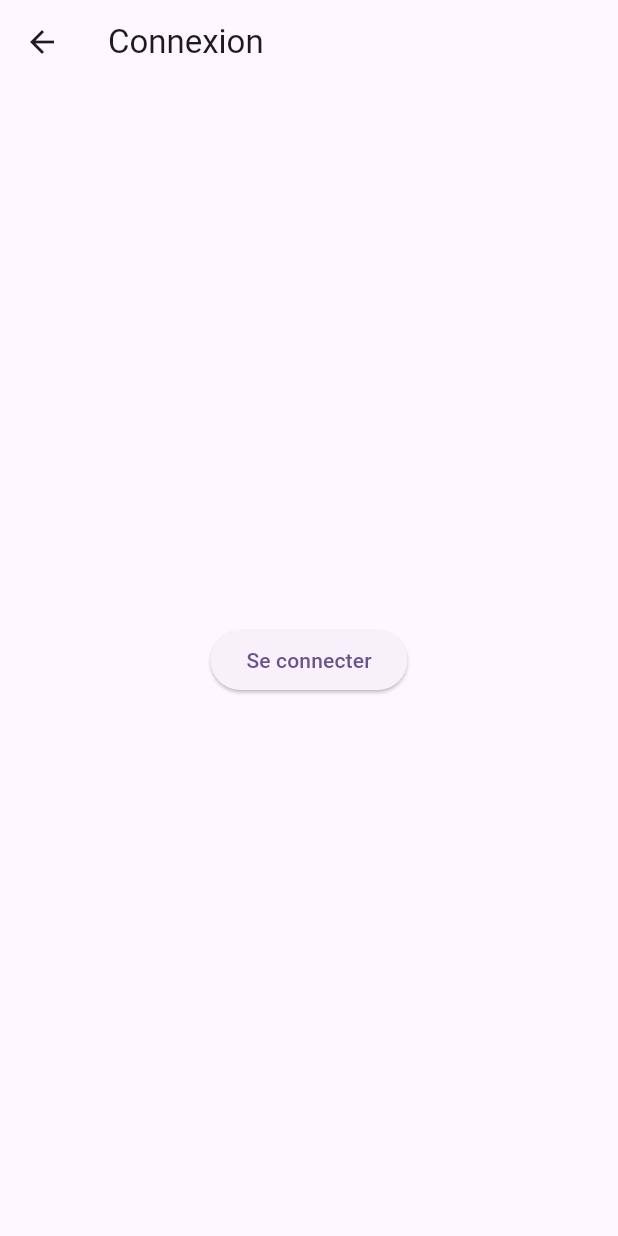
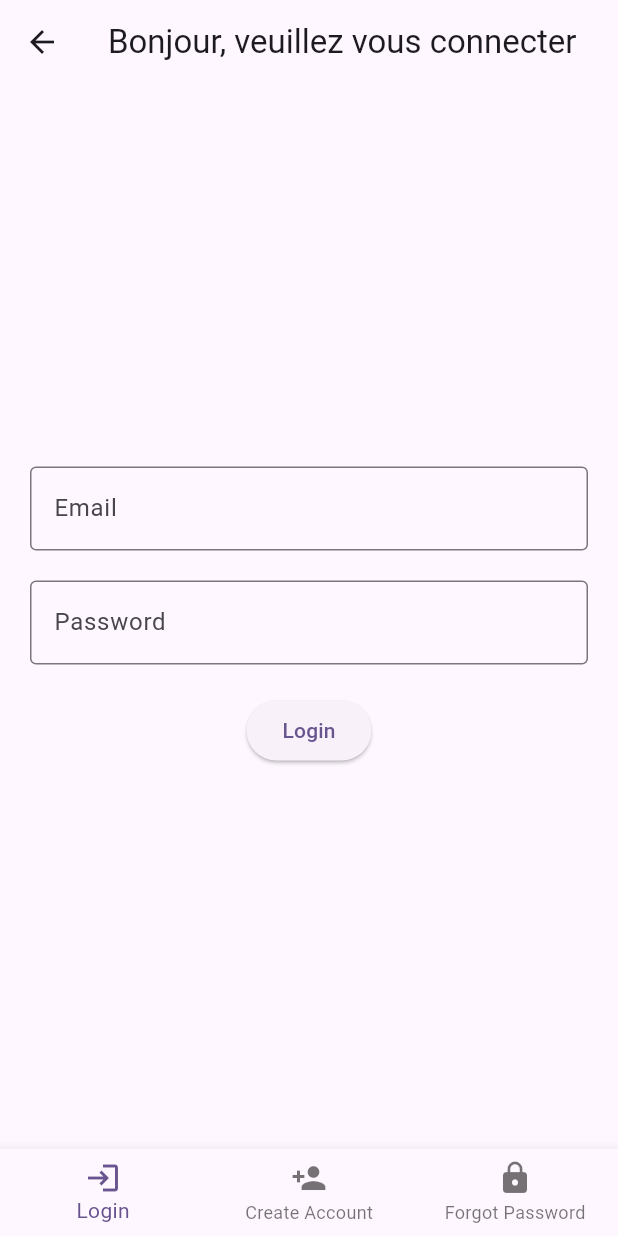
Before and after one commit to Pellegrin69/bsn_clothes, a Flutter app: the screen it shows after launch, on a phone screen of 412 x 824 dp. Run offline on Flutter 3.47's test engine with Material 3 defaults, Android fonts, the phone set to English and light mode, and no system bars; our stand-ins replace firebase_core; accounts and stored records are empty.

Commit message:
Creation de formulaire de connection

```diff
--- a/lib/screens/login.dart
+++ b/lib/screens/login.dart
@@ -1,20 +1,223 @@
 import 'package:flutter/material.dart';
 
-class LoginPage extends StatelessWidget {
+void main() {
+  runApp(MyApp());
+}
+
+class MyApp extends StatelessWidget {
+  @override
+  Widget build(BuildContext context) {
+    return MaterialApp(
+      title: 'Clothing Store',
+      theme: ThemeData(
+        primarySwatch: Colors.blue,
+        visualDensity: VisualDensity.adaptivePlatformDensity,
+      ),
+      home: LoginPage(),
+    );
+  }
+}
+
+class LoginPage extends StatefulWidget {
+  @override
+  _LoginPageState createState() => _LoginPageState();
+}
+
+class _LoginPageState extends State<LoginPage> {
+  int _selectedIndex = 0;
+
+  static List<Widget> _widgetOptions = <Widget>[
+    LoginPageContent(title: 'Bonjour, veuillez vous connecter'),
+    CreateAccountPage(title: 'Créer votre compte'),
+    ForgotPasswordPage(title: 'Mot de passe oublié'),
+  ];
+
+  void _onItemTapped(int index) {
+    setState(() {
+      _selectedIndex = index;
+    });
+  }
+
+  @override
+  Widget build(BuildContext context) {
+    return Scaffold(
+      body: _widgetOptions.elementAt(_selectedIndex),
+      bottomNavigationBar: BottomNavigationBar(
+        items: const <BottomNavigationBarItem>[
+          BottomNavigationBarItem(
+            icon: Icon(Icons.login),
+            label: 'Login',
+          ),
+          BottomNavigationBarItem(
+            icon: Icon(Icons.person_add),
+            label: 'Create Account',
+          ),
+          BottomNavigationBarItem(
+            icon: Icon(Icons.lock),
+            label: 'Forgot Password',
+          ),
+        ],
+        currentIndex: _selectedIndex,
+        onTap: _onItemTapped,
+      ),
+    );
+  }
+}
+
+class LoginPageContent extends StatelessWidget {
+  final String title;
+
+  LoginPageContent({required this.title});
+
+  TextEditingController _emailController = TextEditingController();
+  TextEditingController _passwordController = TextEditingController();
+
   @override
   Widget build(BuildContext context) {
     return Scaffold(
       appBar: AppBar(
-        title: Text('Connexion'),
+        title: Text(title),
       ),
-      body: Center(
-        child: ElevatedButton(
-          onPressed: () {
-            Navigator.pushNamed(context, '/home');
-          },
-          child: Text('Se connecter'),
+      body: Padding(
+        padding: EdgeInsets.all(20.0),
+        child: Column(
+          mainAxisAlignment: MainAxisAlignment.center,
+          children: [
+            TextField(
+              controller: _emailController,
+              decoration: InputDecoration(
+                labelText: 'Email',
+                border: OutlineInputBorder(),
+              ),
+            ),
+            SizedBox(height: 20.0),
+            TextField(
+              controller: _passwordController,
+              obscureText: true,
+              decoration: InputDecoration(
+                labelText: 'Password',
+                border: OutlineInputBorder(),
+              ),
+            ),
+            SizedBox(height: 20.0),
+            ElevatedButton(
+              onPressed: () {
+                // Add your login logic here
+                // Redirect to "/home" page
+                Navigator.pushReplacementNamed(context, '/home');
+              },
+              child: Text('Login'),
+            ),
+          ],
         ),
       ),
     );
   }
 }
+
+class CreateAccountPage extends StatelessWidget {
+  final String title;
+
+  CreateAccountPage({required this.title});
+
+  TextEditingController _nameController = TextEditingController();
+  TextEditingController _emailController = TextEditingController();
+  TextEditingController _passwordController = TextEditingController();
+
+  @override
+  Widget build(BuildContext context) {
+    return Scaffold(
+      appBar: AppBar(
+        title: Text(title),
+      ),
+      body: Padding(
+        padding: EdgeInsets.all(20.0),
+        child: Column(
+          mainAxisAlignment: MainAxisAlignment.center,
+          children: [
+            Text(
+              'Créer un compte',
+              style: TextStyle(fontSize: 24, fontWeight: FontWeight.bold),
+            ),
+            SizedBox(height: 20.0),
+            TextField(
+              controller: _nameController,
+              decoration: InputDecoration(
+                labelText: 'Nom',
+                border: OutlineInputBorder(),
+              ),
+            ),
+            SizedBox(height: 10.0),
+            TextField(
+              controller: _emailController,
+              decoration: InputDecoration(
+                labelText: 'Email',
+                border: OutlineInputBorder(),
+              ),
+            ),
+            SizedBox(height: 10.0),
+            TextField(
+              controller: _passwordController,
+              obscureText: true,
+              decoration: InputDecoration(
+                labelText: 'Mot de passe',
+                border: OutlineInputBorder(),
+              ),
+            ),
+            SizedBox(height: 20.0),
+            ElevatedButton(
+              onPressed: () {
+                // Add your account creation logic here
+              },
+              child: Text('Créer un compte'),
+            ),
+          ],
+        ),
+      ),
+    );
+  }
+}
+
+class ForgotPasswordPage extends StatelessWidget {
+  final String title;
+
+  ForgotPasswordPage({required this.title});
+
+  TextEditingController _emailController = TextEditingController();
+
+  @override
+  Widget build(BuildContext context) {
+    return Scaffold(
+      appBar: AppBar(
+        title: Text(title),
+      ),
+      body: Padding(
+        padding: EdgeInsets.all(20.0),
+        child: Column(
+          mainAxisAlignment: MainAxisAlignment.center,
+          children: [
+            Text(
+              'Mot de passe oublié',
+              style: TextStyle(fontSize: 24, fontWeight: FontWeight.bold),
+            ),
+            SizedBox(height: 20.0),
+            TextField(
+              controller: _emailController,
+              decoration: InputDecoration(
+                labelText: 'Email',
+                border: OutlineInputBorder(),
+              ),
+            ),
+            SizedBox(height: 20.0),
+            ElevatedButton(
+              onPressed: () {
+                // Add your password reset logic here
+              },
+              child: Text('Réinitialiser le mot de passe'),
+            ),
+          ],
+        ),
+      ),
+    );
+  }
+}
--- a/pubspec.yaml
+++ b/pubspec.yaml
@@ -43,7 +43,7 @@ dependencies:
 dev_dependencies:
   flutter_test:
     sdk: flutter
-
+  flutter_svg: ^0.22.0
   # The "flutter_lints" package below contains a set of recommended lints to
   # encourage good coding practices. The lint set provided by the package is
   # activated in the `analysis_options.yaml` file located at the root of your
```
Also changed, not shown: pubspec.lock.
